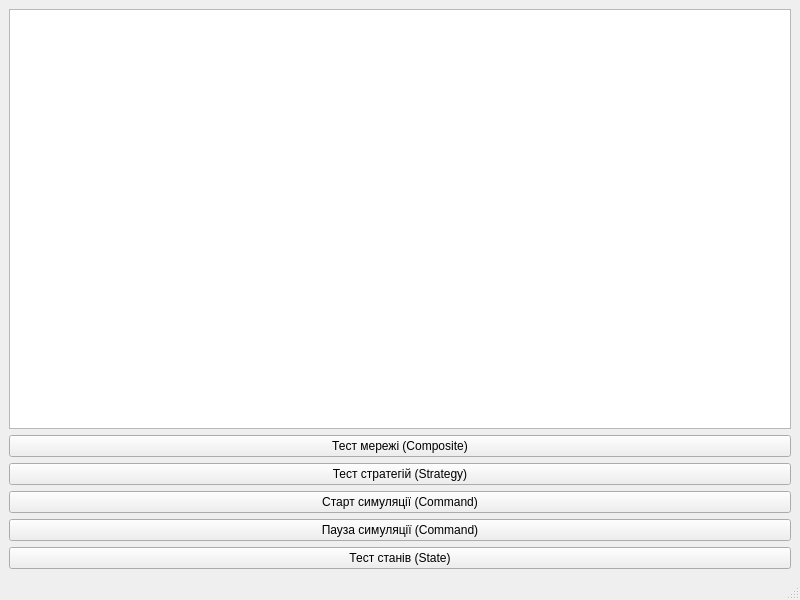
IvanAntonchuk/oop-lab2-network-simulator, file gui/mainwindow.ui: the form before one commit.
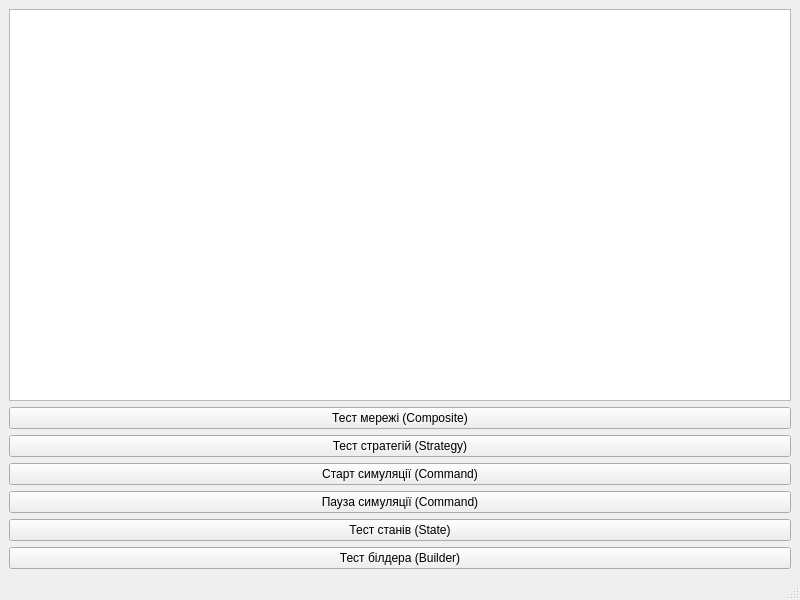
The form after the commit.

Commit message: Implement Builder pattern for easy network construction

```diff
--- a/gui/mainwindow.ui
+++ b/gui/mainwindow.ui
@@ -57,6 +57,13 @@
       </property>
      </widget>
     </item>
+    <item>
+     <widget class="QPushButton" name="btnTestBuilder">
+      <property name="text">
+       <string>Тест білдера (Builder)</string>
+      </property>
+     </widget>
+    </item>
    </layout>
   </widget>
   <widget class="QMenuBar" name="menubar">
```
The commit also changes 4 other files.
